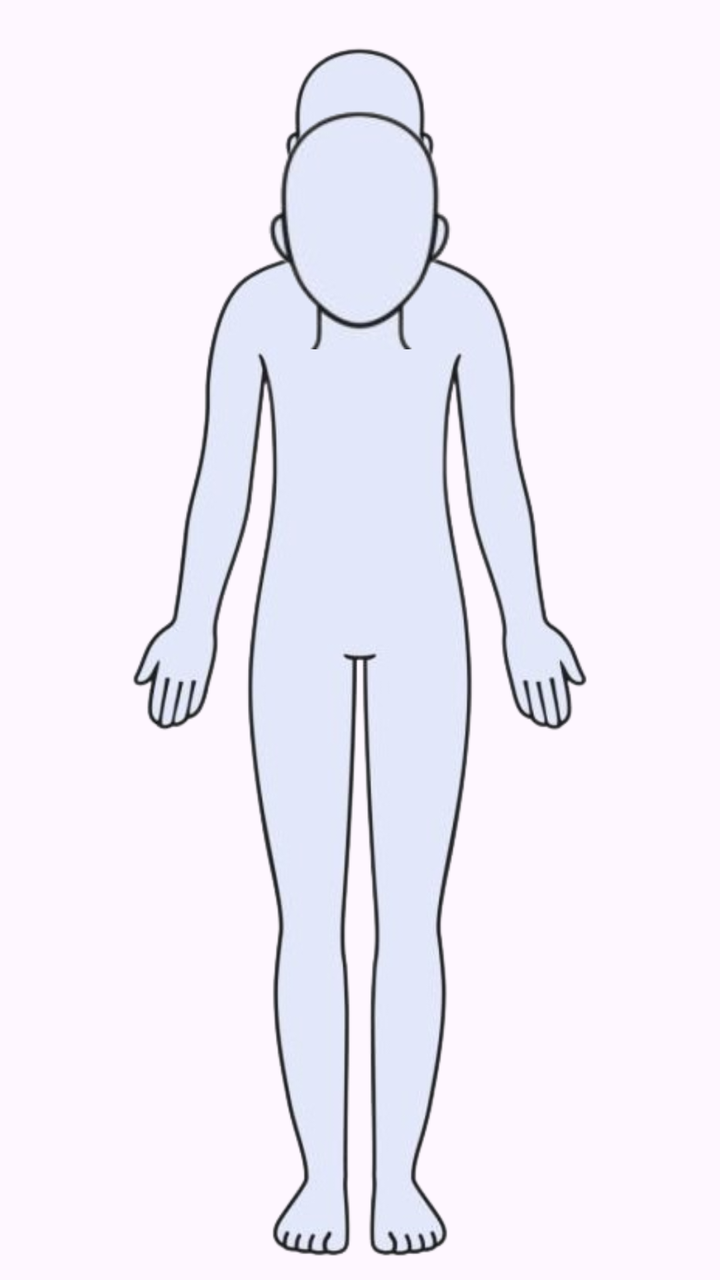
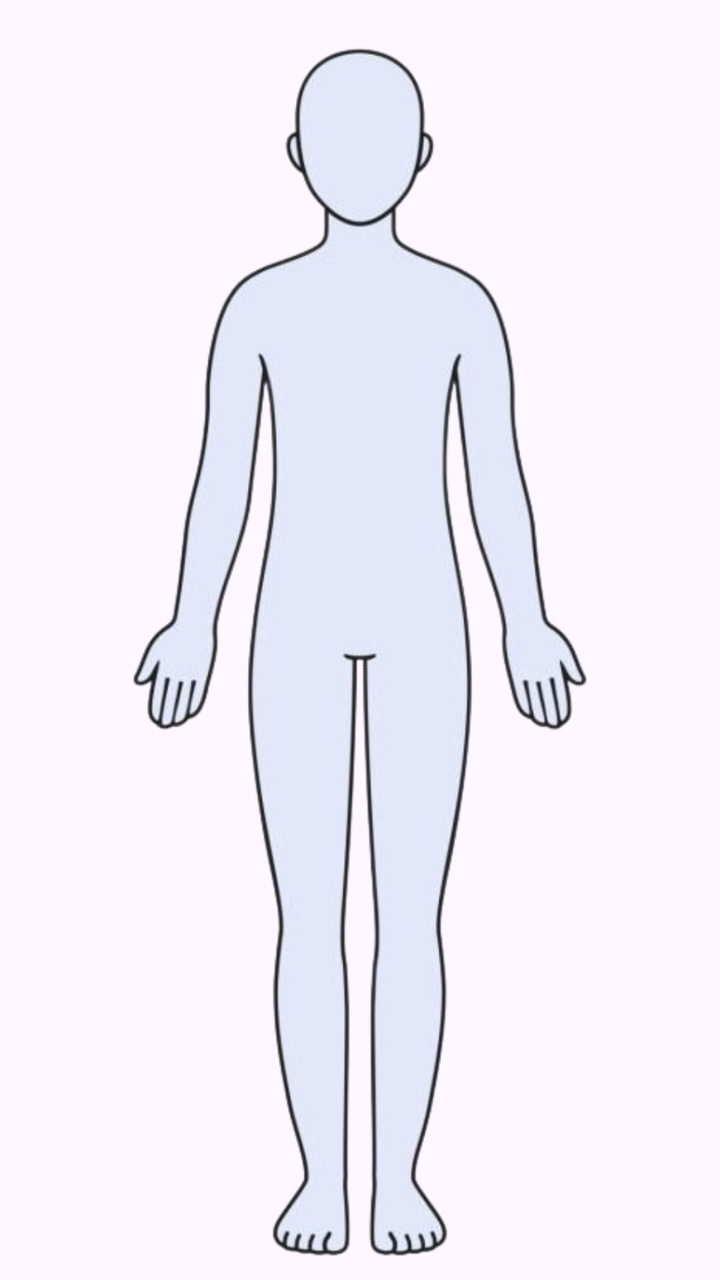

Screens rendered from an Android XML layout before and after an edit, with the pre-edit source and the edit as a unified diff.
<!-- AndroidManifest.xml: application theme Theme.SkinCare_TFM -->
<!-- res/layout/fragment_body.xml -->
<?xml version="1.0" encoding="utf-8"?>
<androidx.constraintlayout.widget.ConstraintLayout
    xmlns:android="http://schemas.android.com/apk/res/android"
    xmlns:app="http://schemas.android.com/apk/res-auto"
    xmlns:tools="http://schemas.android.com/tools"
    android:layout_width="match_parent"
    android:layout_height="match_parent">

    

    


    
    <ImageView
        android:id="@+id/frontBodyImage"
        android:layout_width="wrap_content"
        android:layout_height="wrap_content"
        android:src="@drawable/front_body"
        app:layout_constraintStart_toStartOf="parent"
        app:layout_constraintEnd_toEndOf="parent"
        app:layout_constraintTop_toTopOf="parent"
        app:layout_constraintBottom_toBottomOf="parent"
        android:scaleType="fitCenter" />

    
    <androidx.constraintlayout.widget.Guideline
        android:id="@+id/guideHeadTop"
        android:layout_width="wrap_content"
        android:layout_height="wrap_content"
        android:orientation="horizontal"
        app:layout_constraintGuide_percent="0.04" />  

    
    <ImageView
        android:id="@+id/frontHeadImage"
        android:layout_width="0dp"
        android:layout_height="0dp"
        android:src="@drawable/front_head"
        app:layout_constraintStart_toStartOf="@id/frontBodyImage"
        app:layout_constraintEnd_toEndOf="@id/frontBodyImage"
        app:layout_constraintTop_toBottomOf="@id/guideHeadTop"
        app:layout_constraintDimensionRatio="H,2:1"
        android:scaleType="fitCenter"/>


</androidx.constraintlayout.widget.ConstraintLayout>
<!-- resources referenced by this layout -->
<resources>
  <!-- drawable front_body: png bitmap (drawable, 145936 bytes) -->
  <!-- drawable front_head: png bitmap (drawable, 13039 bytes) -->
  <style name="Theme.SkinCare_TFM" parent="Base.Theme.SkinCare_TFM" />
  <style name="Base.Theme.SkinCare_TFM" parent="Theme.Material3.DayNight.NoActionBar">
          
          
      </style>
</resources>

<!-- the commit's change to res/layout/fragment_body.xml (unified diff, before → after) -->
@@ -4,44 +4,33 @@
     xmlns:app="http://schemas.android.com/apk/res-auto"
     xmlns:tools="http://schemas.android.com/tools"
     android:layout_width="match_parent"
-    android:layout_height="match_parent">
-
-    
-
-    
-
+    android:layout_height="match_parent"
+    tools:context="fragments.MyBodyFragment">
 
     
     <ImageView
         android:id="@+id/frontBodyImage"
-        android:layout_width="wrap_content"
-        android:layout_height="wrap_content"
-        android:src="@drawable/front_body"
+        android:layout_width="fill_parent"
+        android:layout_height="fill_parent"
         app:layout_constraintStart_toStartOf="parent"
         app:layout_constraintEnd_toEndOf="parent"
         app:layout_constraintTop_toTopOf="parent"
         app:layout_constraintBottom_toBottomOf="parent"
-        android:scaleType="fitCenter" />
-
-    
-    <androidx.constraintlayout.widget.Guideline
-        android:id="@+id/guideHeadTop"
-        android:layout_width="wrap_content"
-        android:layout_height="wrap_content"
-        android:orientation="horizontal"
-        app:layout_constraintGuide_percent="0.04" />  
+        android:scaleType="fitCenter"
+        android:src="@drawable/front_body"/>
 
     
     <ImageView
-        android:id="@+id/frontHeadImage"
-        android:layout_width="0dp"
-        android:layout_height="0dp"
-        android:src="@drawable/front_head"
-        app:layout_constraintStart_toStartOf="@id/frontBodyImage"
-        app:layout_constraintEnd_toEndOf="@id/frontBodyImage"
-        app:layout_constraintTop_toBottomOf="@id/guideHeadTop"
-        app:layout_constraintDimensionRatio="H,2:1"
-        android:scaleType="fitCenter"/>
-
+        android:id="@+id/frontBodyImageAreas"
+        android:layout_width="fill_parent"
+        android:layout_height="fill_parent"
+        android:scaleType="fitCenter"
+        android:alpha="0"
+        app:layout_constraintStart_toStartOf="parent"
+        app:layout_constraintEnd_toEndOf="parent"
+        app:layout_constraintTop_toTopOf="parent"
+        app:layout_constraintBottom_toBottomOf="parent"
+        android:src="@drawable/front_body_mask"
+        />
 
 </androidx.constraintlayout.widget.ConstraintLayout>
<!-- resource entries referenced after the edit -->
@@ -1,7 +1,7 @@
 <!-- resources referenced by this layout -->
 <resources>
   <!-- drawable front_body: png bitmap (drawable, 145936 bytes) -->
-  <!-- drawable front_head: png bitmap (drawable, 13039 bytes) -->
+  <!-- drawable front_body_mask: png bitmap (drawable, 6386 bytes) -->
   <style name="Theme.SkinCare_TFM" parent="Base.Theme.SkinCare_TFM" />
   <style name="Base.Theme.SkinCare_TFM" parent="Theme.Material3.DayNight.NoActionBar">
           
